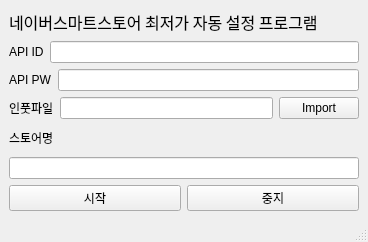
Leejoongjae123/073.naver_smartstore_price_comp_coupang_improve, file window.ui: the form before one commit.
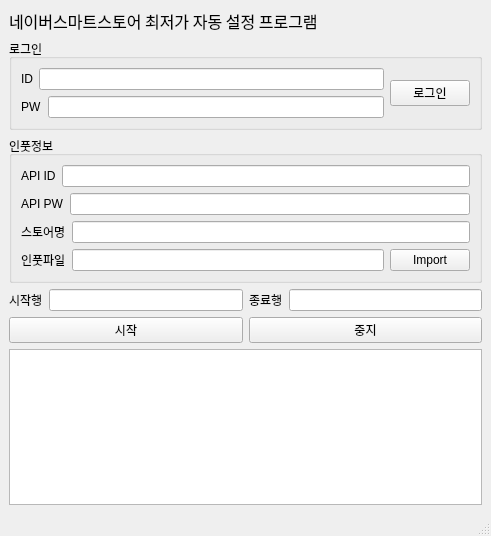
The form after the commit.

Patch:
```diff
--- a/window.ui
+++ b/window.ui
@@ -6,8 +6,8 @@
    <rect>
     <x>0</x>
     <y>0</y>
-    <width>368</width>
-    <height>242</height>
+    <width>491</width>
+    <height>536</height>
    </rect>
   </property>
   <property name="windowTitle">
@@ -29,6 +29,56 @@
      </widget>
     </item>
     <item>
+     <widget class="QGroupBox" name="groupBox">
+      <property name="title">
+       <string>로그인</string>
+      </property>
+      <layout class="QGridLayout" name="gridLayout">
+       <item row="0" column="0">
+        <layout class="QHBoxLayout" name="horizontalLayout_5">
+         <item>
+          <widget class="QLabel" name="label_6">
+           <property name="text">
+            <string>ID</string>
+           </property>
+          </widget>
+         </item>
+         <item>
+          <widget class="QLineEdit" name="lineEdit"/>
+         </item>
+        </layout>
+       </item>
+       <item row="0" column="1" rowspan="2">
+        <widget class="QPushButton" name="pushButton_4">
+         <property name="text">
+          <string>로그인</string>
+         </property>
+        </widget>
+       </item>
+       <item row="1" column="0">
+        <layout class="QHBoxLayout" name="horizontalLayout_6">
+         <item>
+          <widget class="QLabel" name="label_7">
+           <property name="text">
+            <string>PW</string>
+           </property>
+          </widget>
+         </item>
+         <item>
+          <widget class="QLineEdit" name="lineEdit_6"/>
+         </item>
+        </layout>
+       </item>
+      </layout>
+     </widget>
+    </item>
+    <item>
+     <widget class="QGroupBox" name="groupBox_2">
+      <property name="title">
+       <string>인풋정보</string>
+      </property>
+      <layout class="QGridLayout" name="gridLayout_2">
+       <item row="0" column="0">
      <layout class="QHBoxLayout" name="horizontalLayout_2">
       <item>
        <widget class="QLabel" name="label_3">
@@ -46,7 +96,7 @@
       </item>
      </layout>
     </item>
-    <item>
+       <item row="1" column="0">
      <layout class="QHBoxLayout" name="horizontalLayout_3">
       <item>
        <widget class="QLabel" name="label_5">
@@ -64,7 +114,25 @@
       </item>
      </layout>
     </item>
+       <item row="2" column="0">
+        <layout class="QHBoxLayout" name="horizontalLayout_8">
     <item>
+          <widget class="QLabel" name="label_2">
+           <property name="text">
+            <string>스토어명</string>
+           </property>
+          </widget>
+         </item>
+         <item>
+          <widget class="QLineEdit" name="lineEdit_2">
+           <property name="text">
+            <string/>
+           </property>
+          </widget>
+         </item>
+        </layout>
+       </item>
+       <item row="3" column="0">
      <layout class="QHBoxLayout" name="horizontalLayout">
       <item>
        <widget class="QLabel" name="label_4">
@@ -85,19 +153,32 @@
       </item>
      </layout>
     </item>
+      </layout>
+     </widget>
+    </item>
     <item>
-     <widget class="QLabel" name="label_2">
+     <layout class="QHBoxLayout" name="horizontalLayout_7">
+      <item>
+       <widget class="QLabel" name="label_8">
       <property name="text">
-       <string>스토어명</string>
+         <string>시작행</string>
       </property>
      </widget>
     </item>
     <item>
-     <widget class="QLineEdit" name="lineEdit_2">
+       <widget class="QLineEdit" name="lineEdit_7"/>
+      </item>
+      <item>
+       <widget class="QLabel" name="label_9">
       <property name="text">
-       <string/>
-      </property>
-     </widget>
+         <string>종료행</string>
+        </property>
+       </widget>
+      </item>
+      <item>
+       <widget class="QLineEdit" name="lineEdit_8"/>
+      </item>
+     </layout>
     </item>
     <item>
      <layout class="QHBoxLayout" name="horizontalLayout_4">
@@ -117,6 +198,9 @@
       </item>
      </layout>
     </item>
+    <item>
+     <widget class="QTextEdit" name="textEdit"/>
+    </item>
    </layout>
   </widget>
   <widget class="QStatusBar" name="statusbar"/>
```
Left out of the diff: 29 changed lines with no effect on the pictures. Lines whose indentation alone changed are shown as unchanged.
